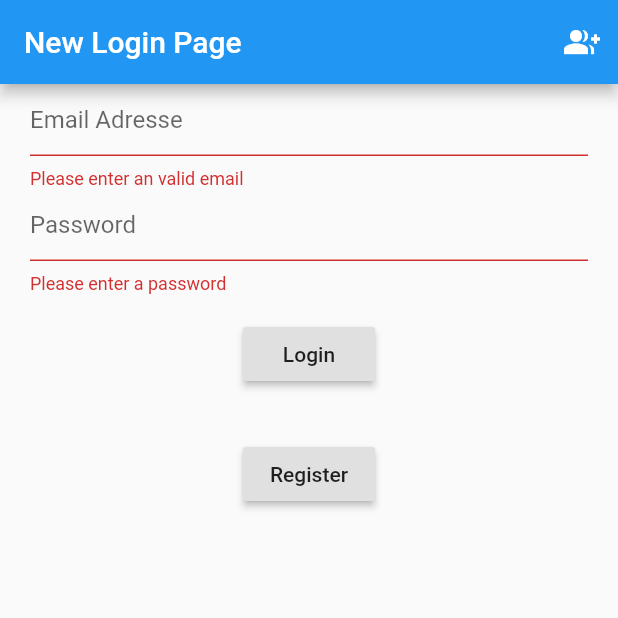
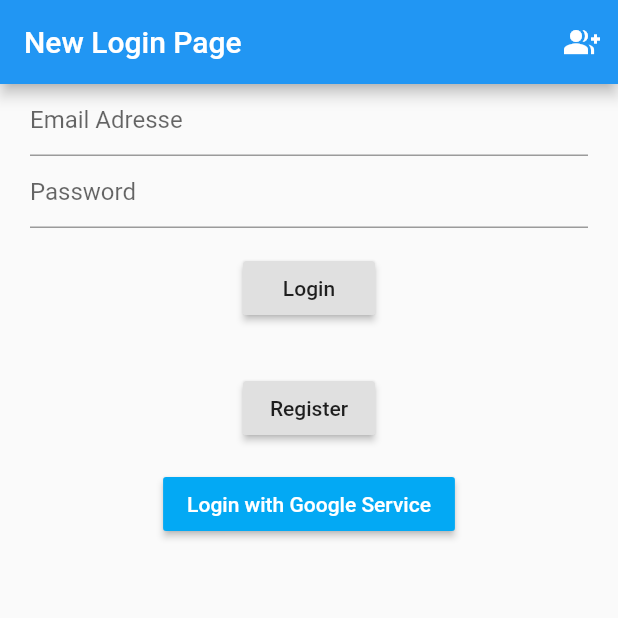
Before and after one commit to MyracleDesign/login-with-flutter, a Flutter app: the screen it shows after launch, after a tap on "Login", on a phone screen of 412 x 824 dp, the top half of it. Run offline on Flutter 3.47's test engine with Material 2 defaults, Android fonts, the phone set to English and light mode, and no system bars; our stand-ins replace firebase_auth, google_sign_in; accounts and stored records are empty; network calls fail.

Commit message:
finalized part V

```diff
--- a/lib/component/login.dart
+++ b/lib/component/login.dart
@@ -1,75 +1,115 @@
 import 'package:firebase_auth/firebase_auth.dart';
+import 'package:flutter/services.dart';
+import 'package:google_sign_in/google_sign_in.dart';
 import 'package:flutter/material.dart';
 
 class LoginPage extends StatefulWidget {
-  LoginPage({Key key}) : super(key: key);
+  LoginPage({Key key, this.title}) : super(key: key);
+
+  final String title;
 
   @override
   State<StatefulWidget> createState() => _LoginPageState();
 }
 
 class _LoginPageState extends State<LoginPage> {
+  final GoogleSignIn _googleSignIn = GoogleSignIn();
   final FirebaseAuth _auth = FirebaseAuth.instance;
   final _formKey = GlobalKey<FormState>();
 
-  final emailAddressController = TextEditingController();
-  final passwordController = TextEditingController();
+  final _emailController = TextEditingController();
+  final _passwordController = TextEditingController();
 
   @override
   Widget build(BuildContext context) {
-    final emailAddress = Padding(
+    var emailField = Padding(
       padding: const EdgeInsets.symmetric(horizontal: 20.0),
       child: TextFormField(
         decoration: InputDecoration(hintText: "Email Adresse"),
-        controller: emailAddressController,
+        controller: _emailController,
         validator: (value) {
           if (value.isEmpty) {
             return "Please enter an valid email";
+          } else {
+            return "";
           }
         },
       ),
     );
 
-    final passwordField = Padding(
+    var passwordField = Padding(
       padding: const EdgeInsets.symmetric(horizontal: 20.0),
       child: TextFormField(
         decoration: InputDecoration(hintText: "Password"),
-        controller: passwordController,
+        controller: _passwordController,
         validator: (value) {
           if (value.isEmpty) {
             return "Please enter a password";
+          } else {
+            return "";
           }
         },
       ),
     );
 
-    final loginButton = Padding(
+    var loginControl = Padding(
       padding: const EdgeInsets.symmetric(vertical: 16.0),
       child: RaisedButton(
         onPressed: () {
-          if (_formKey.currentState.validate()) {
-            _handleSignInWithEmail(
-              emailAddressController.text,
-              passwordController.text,
-            ).then((FirebaseUser user) {
-              // TODO: We want to navigate to another view -> Homepage
-              if (user.displayName == null) {
-                Scaffold.of(context)
-                    .showSnackBar(SnackBar(content: Text("Welcome back!")));
-              } else {
-                Scaffold.of(context).showSnackBar(SnackBar(
-                    content: Text("Welcome back ${user.displayName}!")));
-              }
-            }).catchError((error) {
-              Scaffold.of(context)
-                  .showSnackBar(SnackBar(content: Text(error.message)));
-            });
-          } else {
-            print('Data are invalid');
-          }
+          var email = _emailController.text;
+          var password = _passwordController.text;
+          _handleSignInWithEmail(email, password).then((user) {
+            Scaffold.of(context).showSnackBar(
+              SnackBar(
+                content: Text("Welcome ${user.displayName}"),
+              ),
+              // TODO: We navigate to a next page
+            );
+          }).catchError((error) {
+            if (error is PlatformException)
+              Scaffold.of(context).showSnackBar(
+                SnackBar(
+                  content: Text(error.message),
+                ),
+              );
+          });
         },
         child: Text("Login"),
       ),
+    );
+
+    var registerControl = Padding(
+      padding: const EdgeInsets.symmetric(vertical: 16.0),
+      child: RaisedButton(
+        onPressed: () {
+          print("Register pressed");
+        },
+        child: Text("Register"),
+      ),
+    );
+
+    var loginWithGoogleService = RaisedButton(
+      onPressed: () {
+        _handleSignInWithGoogle().then((user) {
+          Scaffold.of(context).showSnackBar(
+            SnackBar(
+              content: Text("Welcome ${user.displayName}"),
+            ),
+          );
+        }).catchError((error) {
+          if (error is PlatformException)
+            Scaffold.of(context).showSnackBar(
+              SnackBar(
+                content: Text(error.message),
+              ),
+            );
+        });
+      },
+      child: Text(
+        "Login with Google Service",
+        style: TextStyle(color: Colors.white),
+      ),
+      color: Colors.lightBlue,
     );
 
     return Form(
@@ -77,26 +117,15 @@ class _LoginPageState extends State<LoginPage> {
       child: Column(
         crossAxisAlignment: CrossAxisAlignment.center,
         children: <Widget>[
-          // TODO: Insert some spacing
-          emailAddress,
+          emailField,
           passwordField,
-          loginButton,
-          Padding(
-            padding: const EdgeInsets.symmetric(vertical: 16.0),
-            child: RaisedButton(
-              onPressed: () {
-                // TODO: Show a second Password field
-                print("Register pressed");
-              },
-              child: Text("Register"),
-            ),
-          )
+          loginControl,
+          registerControl,
+          loginWithGoogleService
         ],
       ),
     );
   }
-
-  // TODO: _handleNewUsers()
 
   Future<FirebaseUser> _handleSignInWithEmail(
     String email,
@@ -104,4 +133,19 @@ class _LoginPageState extends State<LoginPage> {
   ) async {
     return _auth.signInWithEmailAndPassword(email: email, password: password);
   }
+
+  Future<FirebaseUser> _handleSignInWithGoogle() async {
+    final GoogleSignInAccount googleUser = await _googleSignIn.signIn();
+    final GoogleSignInAuthentication googleAuth =
+        await googleUser.authentication;
+
+    final AuthCredential credential = GoogleAuthProvider.getCredential(
+      accessToken: googleAuth.accessToken,
+      idToken: googleAuth.idToken,
+    );
+
+    final FirebaseUser user = await _auth.signInWithCredential(credential);
+    print("signed in " + user.displayName);
+    return user;
+  }
 }
```
Also changed, not shown: pubspec.lock, 1 other file.
